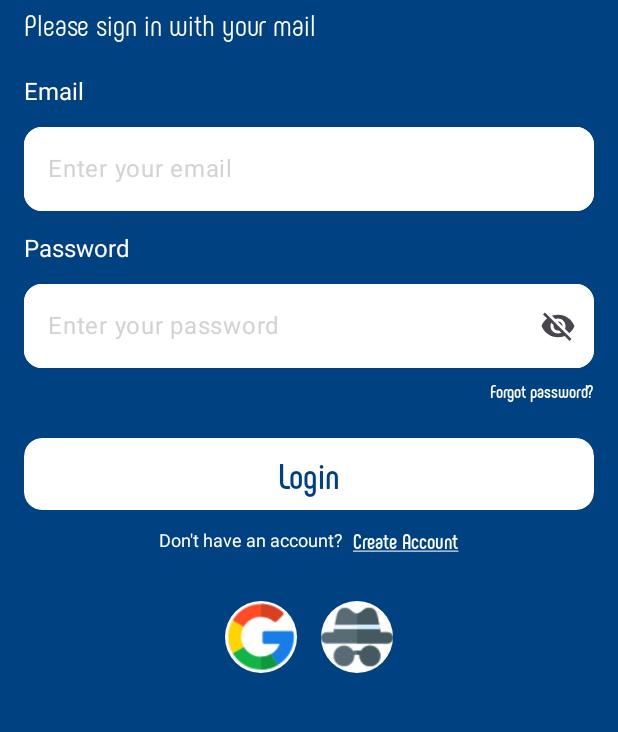
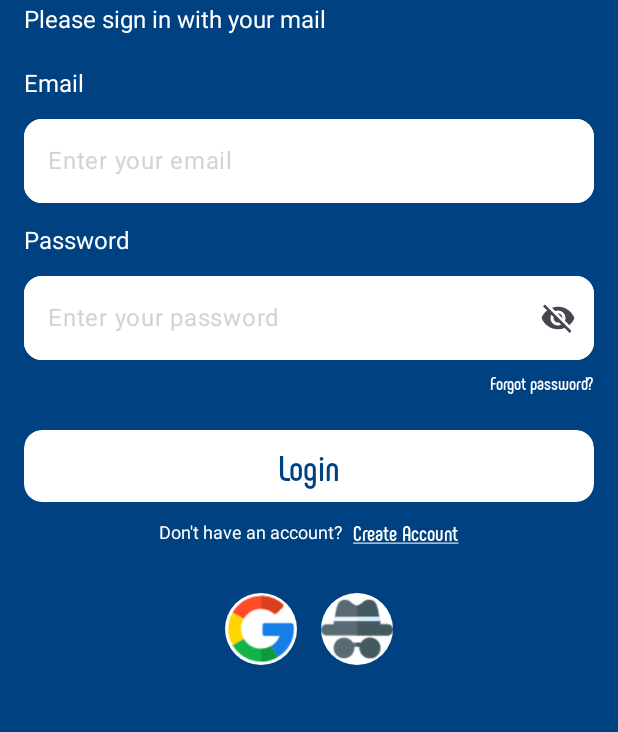
Before and after one commit to habibaelhadi/BuyNest, an Android app built with Jetpack Compose: the screen it shows after launch (MainActivity), on a phone screen of 412 x 824 dp, the part 345-1077 px from its top. Run offline under Robolectric (Android 15) with nearby library versions, the phone set to English and light mode, and no system bars; our stand-ins replace Firebase (no records; nobody signed in at launch, a user with empty details on screens opened directly); libraries missing offline, so code that uses them is left out: np.com.susanthapa.

Commit message:
Refactor: Change font and update route name

```diff
--- a/app/src/main/java/com/example/buynest/MainActivity.kt
+++ b/app/src/main/java/com/example/buynest/MainActivity.kt
@@ -87,7 +87,7 @@ class MainActivity : ComponentActivity() {
             RoutesScreens.Home.route,
             RoutesScreens.Categories.route,
             RoutesScreens.Favourite.route,
-            RoutesScreens.Profile.route
+            RoutesScreens.Settings.route
         )
 
         Scaffold(
--- a/app/src/main/java/com/example/buynest/views/authentication/login/LoginScreen.kt
+++ b/app/src/main/java/com/example/buynest/views/authentication/login/LoginScreen.kt
@@ -157,8 +157,7 @@ fun LoginScreen(
             Text(
                 text = "Please sign in with your mail",
                 color = white,
-                fontSize = 20.sp,
-                fontFamily = FontFamily(Font(R.font.phenomena_regular)),
+                fontSize = 16.sp,
                 modifier = Modifier.align(Alignment.Start)
             )
 
```
